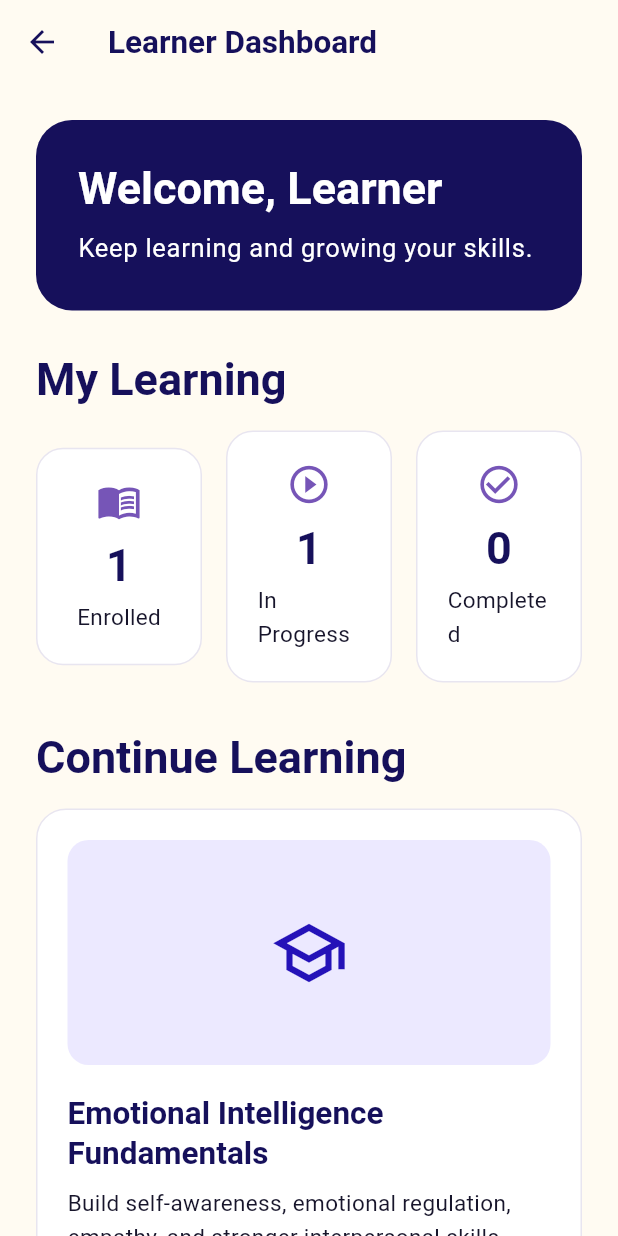
After one commit to fridayweekend/MTALCHEMY, a Flutter app: the LearnerDashboardScreen screen opened directly, on a phone screen of 412 x 824 dp. The commit adds this screen. Run offline on Flutter 3.47's test engine with Material 3 defaults, Android fonts, the phone set to English and light mode, and no system bars.

Commit message:
feat: add learner dashboard flow

```diff
--- a/lib/pages.dart
+++ b/lib/pages.dart
@@ -5,6 +5,7 @@ import 'widgets.dart';
 import 'screens/lms/login_register_screen.dart';
 import 'screens/lms/learning_hub_screen.dart';
 import 'screens/lms/course_detail_screen.dart';
+import 'screens/lms/learner_dashboard_screen.dart';
 
 Route<dynamic> buildRoute(RouteSettings settings) {
   final route = settings.name ?? '/';
@@ -23,6 +24,9 @@ Route<dynamic> buildRoute(RouteSettings settings) {
     '/course-detail' => CourseDetailScreen(
       courseId: settings.arguments as String,
     ),
+    '/dashboard' => LearnerDashboardScreen(
+      courseId: settings.arguments as String? ?? 'ei-fundamentals',
+    ),
     '/store' => const ModuleHandoffPage(
       title: 'Store',
       owner: 'Member 3 - E-Commerce',
@@ -44,7 +48,8 @@ Route<dynamic> buildRoute(RouteSettings settings) {
           route == '/register' ||
           route == '/hub' ||
           route == '/upskilling' ||
-          route == '/course-detail') {
+          route == '/course-detail' ||
+          route == '/dashboard') {
         return page;
       }
 
--- /dev/null
+++ b/lib/screens/lms/learner_dashboard_screen.dart
@@ -0,0 +1,291 @@
+import 'package:flutter/material.dart';
+
+import '../../data/mock_data.dart';
+import '../../widgets/lms/course_card.dart';
+
+class LearnerDashboardScreen extends StatefulWidget {
+  final String courseId;
+
+  const LearnerDashboardScreen({super.key, this.courseId = 'ei-fundamentals'});
+
+  @override
+  State<LearnerDashboardScreen> createState() => _LearnerDashboardScreenState();
+}
+
+class _LearnerDashboardScreenState extends State<LearnerDashboardScreen> {
+  final _profileFormKey = GlobalKey<FormState>();
+
+  final nameController = TextEditingController(text: 'Learner');
+  final emailController = TextEditingController(text: 'learner@example.com');
+  final preferencesController = TextEditingController(
+    text: 'Leadership, Communication',
+  );
+
+  Course get course {
+    return mockCourses.firstWhere(
+      (item) => item.id == widget.courseId,
+      orElse: () => mockCourses.first,
+    );
+  }
+
+  @override
+  void dispose() {
+    nameController.dispose();
+    emailController.dispose();
+    preferencesController.dispose();
+    super.dispose();
+  }
+
+  void continueCourse() {
+    Navigator.pushNamed(context, '/course-player', arguments: course.id);
+  }
+
+  @override
+  Widget build(BuildContext context) {
+    return Scaffold(
+      appBar: AppBar(title: const Text('Learner Dashboard')),
+      body: SingleChildScrollView(
+        padding: const EdgeInsets.all(24),
+        child: Center(
+          child: ConstrainedBox(
+            constraints: const BoxConstraints(maxWidth: 1200),
+            child: Column(
+              crossAxisAlignment: CrossAxisAlignment.start,
+              children: [
+                Container(
+                  width: double.infinity,
+                  padding: const EdgeInsets.all(28),
+                  decoration: BoxDecoration(
+                    color: const Color(0xFF16105B),
+                    borderRadius: BorderRadius.circular(24),
+                  ),
+                  child: Column(
+                    crossAxisAlignment: CrossAxisAlignment.start,
+                    children: [
+                      Text(
+                        'Welcome, ${nameController.text}',
+                        style: Theme.of(context).textTheme.headlineMedium
+                            ?.copyWith(color: Colors.white),
+                      ),
+                      const SizedBox(height: 8),
+                      Text(
+                        'Keep learning and growing your skills.',
+                        style: Theme.of(
+                          context,
+                        ).textTheme.bodyLarge?.copyWith(color: Colors.white),
+                      ),
+                    ],
+                  ),
+                ),
+
+                const SizedBox(height: 28),
+
+                Text(
+                  'My Learning',
+                  style: Theme.of(context).textTheme.headlineMedium,
+                ),
+                const SizedBox(height: 16),
+
+                Row(
+                  children: [
+                    Expanded(
+                      child: _statCard(
+                        context,
+                        icon: Icons.menu_book_outlined,
+                        value: '1',
+                        label: 'Enrolled',
+                      ),
+                    ),
+                    const SizedBox(width: 16),
+                    Expanded(
+                      child: _statCard(
+                        context,
+                        icon: Icons.play_circle_outline,
+                        value: '1',
+                        label: 'In Progress',
+                      ),
+                    ),
+                    const SizedBox(width: 16),
+                    Expanded(
+                      child: _statCard(
+                        context,
+                        icon: Icons.check_circle_outline,
+                        value: '0',
+                        label: 'Completed',
+                      ),
+                    ),
+                  ],
+                ),
+
+                const SizedBox(height: 32),
+
+                Text(
+                  'Continue Learning',
+                  style: Theme.of(context).textTheme.headlineMedium,
+                ),
+                const SizedBox(height: 16),
+
+                CourseCard(
+                  course: course,
+                  onContinueCourse: continueCourse,
+                  onViewCourse: continueCourse,
+                ),
+
+                const SizedBox(height: 32),
+
+                Text(
+                  'Achievements',
+                  style: Theme.of(context).textTheme.headlineMedium,
+                ),
+                const SizedBox(height: 16),
+
+                Container(
+                  width: double.infinity,
+                  padding: const EdgeInsets.all(24),
+                  decoration: BoxDecoration(
+                    color: Colors.white,
+                    borderRadius: BorderRadius.circular(20),
+                    border: Border.all(color: const Color(0xFFE8E5F0)),
+                  ),
+                  child: const Row(
+                    children: [
+                      CircleAvatar(
+                        radius: 28,
+                        backgroundColor: Color(0xFFECE9FF),
+                        child: Icon(
+                          Icons.workspace_premium_outlined,
+                          color: Color(0xFF7655B7),
+                          size: 30,
+                        ),
+                      ),
+                      SizedBox(width: 16),
+                      Expanded(
+                        child: Column(
+                          crossAxisAlignment: CrossAxisAlignment.start,
+                          children: [
+                            Text(
+                              'Keep Going!',
+                              style: TextStyle(
+                                fontSize: 18,
+                                fontWeight: FontWeight.w700,
+                              ),
+                            ),
+                            SizedBox(height: 4),
+                            Text(
+                              'Complete your first course to unlock your first achievement.',
+                            ),
+                          ],
+                        ),
+                      ),
+                    ],
+                  ),
+                ),
+
+                const SizedBox(height: 32),
+
+                Text(
+                  'Profile',
+                  style: Theme.of(context).textTheme.headlineMedium,
+                ),
+                const SizedBox(height: 16),
+
+                Container(
+                  width: double.infinity,
+                  padding: const EdgeInsets.all(24),
+                  decoration: BoxDecoration(
+                    color: Colors.white,
+                    borderRadius: BorderRadius.circular(20),
+                    border: Border.all(color: const Color(0xFFE8E5F0)),
+                  ),
+                  child: Form(
+                    key: _profileFormKey,
+                    child: Column(
+                      crossAxisAlignment: CrossAxisAlignment.start,
+                      children: [
+                        TextFormField(
+                          controller: nameController,
+                          decoration: const InputDecoration(labelText: 'Name'),
+                          validator: (value) {
+                            if (value == null || value.trim().isEmpty) {
+                              return 'Name is required';
+                            }
+                            return null;
+                          },
+                        ),
+                        const SizedBox(height: 16),
+                        TextFormField(
+                          controller: emailController,
+                          keyboardType: TextInputType.emailAddress,
+                          decoration: const InputDecoration(labelText: 'Email'),
+                          validator: (value) {
+                            if (value == null || value.trim().isEmpty) {
+                              return 'Email is required';
+                            }
+                            return null;
+                          },
+                        ),
+                        const SizedBox(height: 16),
+                        TextFormField(
+                          controller: preferencesController,
+                          decoration: const InputDecoration(
+                            labelText: 'Learning Preferences',
+                          ),
+                        ),
+                        const SizedBox(height: 16),
+                        TextFormField(
+                          obscureText: true,
+                          decoration: const InputDecoration(
+                            labelText: 'Password',
+                          ),
+                        ),
+                        const SizedBox(height: 20),
+                        OutlinedButton(
+                          onPressed: () {
+                            if (_profileFormKey.currentState!.validate()) {
+                              setState(() {});
+                              ScaffoldMessenger.of(context).showSnackBar(
+                                const SnackBar(
+                                  content: Text('Profile updated'),
+                                ),
+                              );
+                            }
+                          },
+                          child: const Text('Save Profile'),
+                        ),
+                      ],
+                    ),
+                  ),
+                ),
+              ],
+            ),
+          ),
+        ),
+      ),
+    );
+  }
+
+  Widget _statCard(
+    BuildContext context, {
+    required IconData icon,
+    required String value,
+    required String label,
+  }) {
+    return Container(
+      padding: const EdgeInsets.all(20),
+      decoration: BoxDecoration(
+        color: Colors.white,
+        borderRadius: BorderRadius.circular(18),
+        border: Border.all(color: const Color(0xFFE8E5F0)),
+      ),
+      child: Column(
+        children: [
+          Icon(icon, size: 30, color: const Color(0xFF7655B7)),
+          const SizedBox(height: 10),
+          Text(value, style: Theme.of(context).textTheme.headlineMedium),
+          const SizedBox(height: 4),
+          Text(label),
+        ],
+      ),
+    );
+  }
+}
```
